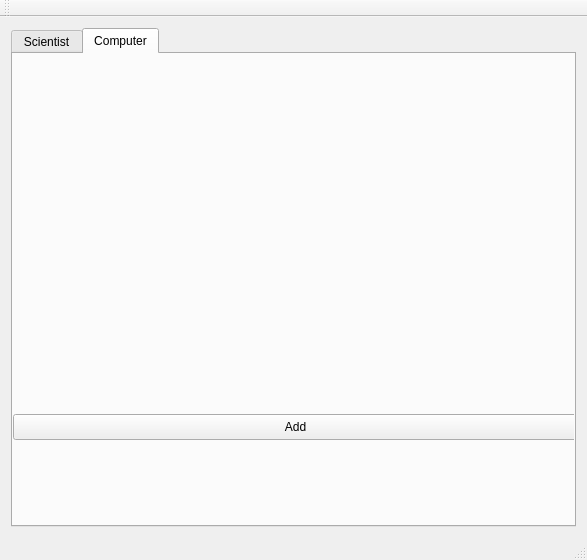
hrunderla/VLN_1_UI, file mainwindow.ui: the form before one commit.
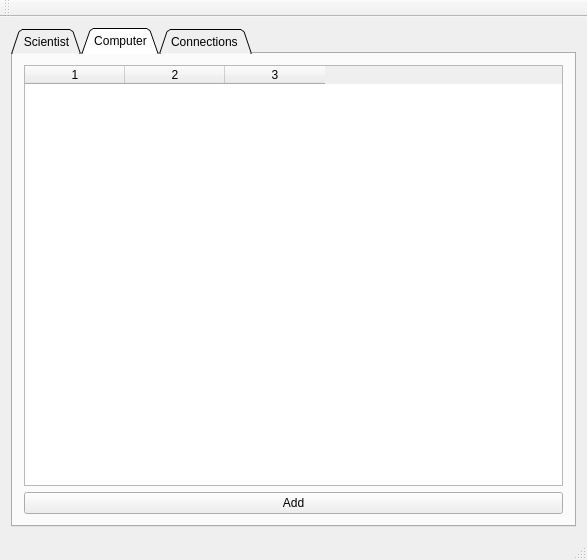
The form after the commit. Icons and pictures are not drawn.

Commit message: list computer

```diff
--- a/mainwindow.ui
+++ b/mainwindow.ui
@@ -18,12 +18,24 @@
     <normaloff>:/icons/images/database-icon-193x200.jpg</normaloff>:/icons/images/database-icon-193x200.jpg</iconset>
   </property>
   <widget class="QWidget" name="centralWidget">
-   <layout class="QVBoxLayout" name="verticalLayout">
+   <layout class="QVBoxLayout" name="verticalLayout_4">
     <item>
      <widget class="QTabWidget" name="tabView">
+      <property name="tabPosition">
+       <enum>QTabWidget::North</enum>
+      </property>
+      <property name="tabShape">
+       <enum>QTabWidget::Triangular</enum>
+      </property>
       <property name="currentIndex">
        <number>1</number>
       </property>
+      <property name="tabsClosable">
+       <bool>false</bool>
+      </property>
+      <property name="tabBarAutoHide">
+       <bool>false</bool>
+      </property>
       <widget class="QWidget" name="tabScientist">
        <attribute name="title">
         <string>Scientist</string>
@@ -53,19 +65,55 @@
        <attribute name="title">
         <string>Computer</string>
        </attribute>
-       <widget class="QPushButton" name="pushButtonScientist">
-        <property name="geometry">
-         <rect>
-          <x>0</x>
-          <y>360</y>
-          <width>565</width>
-          <height>26</height>
-         </rect>
-        </property>
-        <property name="text">
-         <string>Add</string>
-        </property>
-       </widget>
+       <layout class="QVBoxLayout" name="verticalLayout_3">
+        <item>
+         <widget class="QTableWidget" name="tableComputers">
+          <property name="columnCount">
+           <number>3</number>
+          </property>
+          <column/>
+          <column/>
+          <column/>
+         </widget>
+        </item>
+        <item>
+         <widget class="QPushButton" name="pushButtonScientist">
+          <property name="text">
+           <string>Add</string>
+          </property>
+         </widget>
+        </item>
+       </layout>
+      </widget>
+      <widget class="QWidget" name="tabConnections">
+       <attribute name="title">
+        <string>Connections </string>
+       </attribute>
+       <layout class="QVBoxLayout" name="verticalLayout">
+        <item>
+         <widget class="QTableWidget" name="table_sciToCom">
+          <property name="maximumSize">
+           <size>
+            <width>565</width>
+            <height>231</height>
+           </size>
+          </property>
+          <property name="frameShape">
+           <enum>QFrame::VLine</enum>
+          </property>
+          <column>
+           <property name="text">
+            <string>New Column</string>
+           </property>
+          </column>
+          <column>
+           <property name="text">
+            <string>Name of computer</string>
+           </property>
+          </column>
+         </widget>
+        </item>
+       </layout>
       </widget>
      </widget>
     </item>
```
Left out of the diff: 32 changed lines with no effect on the pictures. The commit also changes 3 other files.
